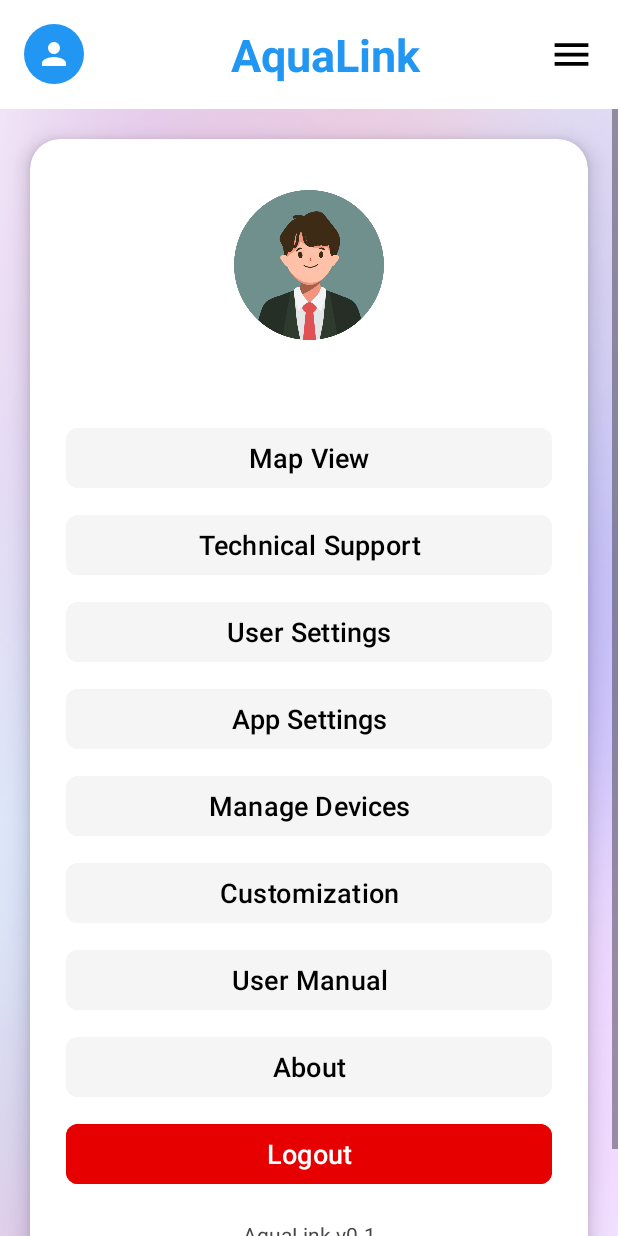
After one commit to Shavindu-Gayashan/AquaLink, an Android app: the MenuActivity screen opened directly, with no data from a screen before it, on a phone screen of 412 x 824 dp. The commit adds this screen. Run offline under Robolectric (Android 15) with nearby library versions, the phone set to English and light mode, and no system bars; our stand-ins replace Firebase (no records; nobody signed in at launch, a user with empty details on screens opened directly).

Commit message:
Add MenuActivity with navigations and updage readme

```diff
--- a/app/src/main/AndroidManifest.xml
+++ b/app/src/main/AndroidManifest.xml
@@ -25,6 +25,7 @@
         <activity android:name=".DashboardActivity" />
         <activity android:name=".CreateAccountActivity" />
         <activity android:name="ForgotPasswordActivity" />
+        <activity android:name=".MenuActivity" />
     </application>
 
 </manifest>
--- a/app/src/main/java/com/s23010433/aqualink/DashboardActivity.java
+++ b/app/src/main/java/com/s23010433/aqualink/DashboardActivity.java
@@ -4,9 +4,11 @@ import android.util.Log;
 
 import android.os.Bundle;
 import android.view.View;
+import android.widget.ImageView;
 import android.widget.TextView;
 
 import androidx.appcompat.app.AppCompatActivity;
+import android.content.Intent;
 
 import com.google.firebase.database.DatabaseReference;
 import com.google.firebase.database.FirebaseDatabase;
@@ -18,6 +20,7 @@ public class DashboardActivity extends AppCompatActivity {
 
     private View settingsAuto, settingsManual, settingsCustom, icon_connection_state;
     private TextView btnModeAuto, btnModeManual, btnModeCustom, txt_water_level, txt_motor_state, txt_connection_state, txt_selected_mode;
+    ImageView btnMenu;
 
     private String currentMode = "auto"; // Default mode
 
@@ -35,6 +38,7 @@ public class DashboardActivity extends AppCompatActivity {
         btnModeAuto = findViewById(R.id.btn_mode_auto);
         btnModeManual = findViewById(R.id.btn_mode_manual);
         btnModeCustom = findViewById(R.id.btn_mode_custom);
+        btnMenu = findViewById(R.id.btn_menu);
 
         // Set onClick listeners
         btnModeAuto.setOnClickListener(v -> {
@@ -49,6 +53,10 @@ public class DashboardActivity extends AppCompatActivity {
             updateModeInDatabase("custom");
             showMode("custom");
         });
+        btnMenu.setOnClickListener(v -> {
+            startActivity(new Intent(DashboardActivity.this, MenuActivity.class));
+        });
+
 
         // Database
         txt_water_level = findViewById(R.id.txt_water_level);
--- a/app/src/main/java/com/s23010433/aqualink/LoginActivity.java
+++ b/app/src/main/java/com/s23010433/aqualink/LoginActivity.java
@@ -30,6 +30,15 @@ public class LoginActivity extends AppCompatActivity {
 
         // Initialize Firebase Auth
         mAuth = FirebaseAuth.getInstance();
+
+        // Check if user is already signed in
+        FirebaseUser currentUser = mAuth.getCurrentUser();
+        if (currentUser != null) {
+            // User is already signed in, redirect to dashboard
+            startActivity(new Intent(LoginActivity.this, DashboardActivity.class));
+            finish();
+            return;
+        }
 
         //Bind views
         txtEmail = findViewById(R.id.txtEmail);
--- a/app/src/main/java/com/s23010433/aqualink/MainActivity.java
+++ b/app/src/main/java/com/s23010433/aqualink/MainActivity.java
@@ -9,6 +9,9 @@ import androidx.appcompat.app.AppCompatActivity;
 import androidx.core.graphics.Insets;
 import androidx.core.view.ViewCompat;
 import androidx.core.view.WindowInsetsCompat;
+
+import com.google.firebase.auth.FirebaseAuth;
+import com.google.firebase.auth.FirebaseUser;
 
 public class MainActivity extends AppCompatActivity {
 
@@ -23,11 +26,22 @@ public class MainActivity extends AppCompatActivity {
             return insets;
         });
 
-        //Delay for 1 seconds before starting the LoginActivity
+        // Delay for 1 second before checking auth status
         new Handler().postDelayed(() -> {
-            Intent intent = new Intent(MainActivity.this , LoginActivity.class);
+            // Check if user is already signed in
+            FirebaseUser currentUser = FirebaseAuth.getInstance().getCurrentUser();
+            Intent intent;
+
+            if (currentUser != null) {
+                // User is signed in, go to dashboard
+                intent = new Intent(MainActivity.this, DashboardActivity.class);
+            } else {
+                // No user is signed in, go to login
+                intent = new Intent(MainActivity.this, LoginActivity.class);
+            }
+
             startActivity(intent);
             finish();
-        },1000);
+        }, 1000);
     }
 }
--- /dev/null
+++ b/app/src/main/java/com/s23010433/aqualink/MenuActivity.java
@@ -0,0 +1,105 @@
+package com.s23010433.aqualink;
+
+import androidx.appcompat.app.AppCompatActivity;
+import android.os.Bundle;
+import android.widget.ImageView;
+import android.content.Intent;
+import android.widget.TextView;
+import android.widget.Toast;
+
+import com.google.android.material.button.MaterialButton;
+import com.google.firebase.auth.FirebaseAuth;
+import com.google.firebase.auth.FirebaseUser;
+
+public class MenuActivity extends AppCompatActivity {
+    ImageView btnMenu;
+    TextView username;
+    MaterialButton btnMapView, btnTechnicalSupport, btnUserSettings,
+            btnAppSettings, btnManageDevices, btnCustomization,
+            btnUserManual, btnAbout, btnLogout;
+
+    @Override
+    protected void onCreate(Bundle savedInstanceState) {
+        super.onCreate(savedInstanceState);
+        setContentView(R.layout.menu);
+
+        // Initialize views
+        btnMenu = findViewById(R.id.btn_menu);
+        username = findViewById(R.id.username);
+
+        // Initialize buttons
+        btnMapView = findViewById(R.id.btnMapView);
+        btnTechnicalSupport = findViewById(R.id.btnTechnicalSupport);
+        btnUserSettings = findViewById(R.id.btnUserSettings);
+        btnAppSettings = findViewById(R.id.btnAppSettings);
+        btnManageDevices = findViewById(R.id.btnManageDevices);
+        btnCustomization = findViewById(R.id.btnCustomization);
+        btnUserManual = findViewById(R.id.btnUserManual);
+        btnAbout = findViewById(R.id.btnAbout);
+        btnLogout = findViewById(R.id.btnLogout);
+
+        // Set username if logged in
+        FirebaseUser user = FirebaseAuth.getInstance().getCurrentUser();
+        if (user != null) {
+            String displayName = user.getDisplayName();
+            username.setText(displayName != null ? displayName : "User");
+        }
+
+        // Button click listeners
+        btnMenu.setOnClickListener(v -> {
+            startActivity(new Intent(MenuActivity.this, DashboardActivity.class));
+            finish();
+        });
+
+        btnMapView.setOnClickListener(v -> {
+            Toast.makeText(MenuActivity.this, "Map view coming soon", Toast.LENGTH_SHORT).show();
+            // startActivity(new Intent(MenuActivity.this, MapViewActivity.class));
+        });
+
+        btnTechnicalSupport.setOnClickListener(v -> {
+            Toast.makeText(MenuActivity.this, "Technical support coming soon", Toast.LENGTH_SHORT).show();
+            // startActivity(new Intent(MenuActivity.this, TechnicalSupportActivity.class));
+        });
+
+        btnUserSettings.setOnClickListener(v -> {
+            Toast.makeText(MenuActivity.this, "User settings coming soon", Toast.LENGTH_SHORT).show();
+            // startActivity(new Intent(MenuActivity.this, UserSettingsActivity.class));
+        });
+
+        btnAppSettings.setOnClickListener(v -> {
+            Toast.makeText(MenuActivity.this, "App settings coming soon", Toast.LENGTH_SHORT).show();
+            // startActivity(new Intent(MenuActivity.this, AppSettingsActivity.class));
+        });
+
+        btnManageDevices.setOnClickListener(v -> {
+            Toast.makeText(MenuActivity.this, "Manage devices coming soon", Toast.LENGTH_SHORT).show();
+            // startActivity(new Intent(MenuActivity.this, ManageDevicesActivity.class));
+        });
+
+        btnCustomization.setOnClickListener(v -> {
+            Toast.makeText(MenuActivity.this, "Customization coming soon", Toast.LENGTH_SHORT).show();
+            // startActivity(new Intent(MenuActivity.this, CustomizationActivity.class));
+        });
+
+        btnUserManual.setOnClickListener(v -> {
+            Toast.makeText(MenuActivity.this, "User manual coming soon", Toast.LENGTH_SHORT).show();
+            // startActivity(new Intent(MenuActivity.this, UserManualActivity.class));
+        });
+
+        btnAbout.setOnClickListener(v -> {
+            Toast.makeText(MenuActivity.this, "About page coming soon", Toast.LENGTH_SHORT).show();
+            // startActivity(new Intent(MenuActivity.this, AboutActivity.class));
+        });
+
+        btnLogout.setOnClickListener(v -> {
+            // Sign out from Firebase
+            FirebaseAuth.getInstance().signOut();
+            // Navigate to login screen
+            Intent intent = new Intent(MenuActivity.this, LoginActivity.class);
+            intent.setFlags(Intent.FLAG_ACTIVITY_NEW_TASK | Intent.FLAG_ACTIVITY_CLEAR_TASK);
+            startActivity(intent);
+            finish();
+        });
+    }
+
+}
--- a/app/src/main/res/layout/dashboard.xml
+++ b/app/src/main/res/layout/dashboard.xml
@@ -11,7 +11,10 @@
     <LinearLayout
         android:layout_width="match_parent"
         android:layout_height="wrap_content"
-        android:orientation="vertical">
+        android:orientation="vertical"
+        app:layout_constraintTop_toTopOf="parent"
+        app:layout_constraintStart_toStartOf="parent"
+        app:layout_constraintEnd_toEndOf="parent">
 
         <!-- Header using GridLayout -->
         <GridLayout
@@ -48,6 +51,7 @@
                 android:textStyle="bold" />
 
             <ImageView
+                android:id="@+id/btn_menu"
                 android:layout_width="30dp"
                 android:layout_height="30dp"
                 android:layout_row="0"
--- /dev/null
+++ b/app/src/main/res/layout/menu.xml
@@ -0,0 +1,215 @@
+<?xml version="1.0" encoding="utf-8"?>
+<androidx.constraintlayout.widget.ConstraintLayout xmlns:android="http://schemas.android.com/apk/res/android"
+    xmlns:app="http://schemas.android.com/apk/res-auto"
+    xmlns:tools="http://schemas.android.com/tools"
+    android:id="@+id/manu"
+    android:layout_width="match_parent"
+    android:layout_height="match_parent"
+    android:background="@drawable/background_transparatent"
+    tools:context=".MenuActivity">
+
+    <LinearLayout
+        android:layout_width="match_parent"
+        android:layout_height="wrap_content"
+        android:orientation="vertical"
+        app:layout_constraintTop_toTopOf="parent"
+        app:layout_constraintStart_toStartOf="parent"
+        app:layout_constraintEnd_toEndOf="parent">
+
+        <!-- Header using GridLayout -->
+        <GridLayout
+            android:layout_width="match_parent"
+            android:layout_height="wrap_content"
+            android:alignmentMode="alignBounds"
+            android:background="@color/white"
+            android:columnCount="3"
+            android:padding="16dp"
+            android:useDefaultMargins="false">
+
+            <ImageView
+                android:layout_width="40dp"
+                android:layout_height="40dp"
+                android:layout_row="0"
+                android:layout_column="0"
+                android:layout_gravity="center_vertical"
+                android:background="@drawable/circle_background"
+                android:padding="8dp"
+                android:src="@drawable/icon_profile" />
+
+            <TextView
+                android:layout_width="0dp"
+                android:layout_height="wrap_content"
+                android:layout_row="0"
+                android:layout_column="1"
+                android:layout_columnWeight="1"
+                android:layout_gravity="center_vertical|fill_horizontal"
+                android:layout_marginStart="12dp"
+                android:gravity="center"
+                android:text="@string/app_name"
+                android:textColor="@color/blue_primary"
+                android:textSize="30sp"
+                android:textStyle="bold" />
+
+            <ImageView
+                android:id="@+id/btn_menu"
+                android:layout_width="30dp"
+                android:layout_height="30dp"
+                android:layout_row="0"
+                android:layout_column="2"
+                android:layout_gravity="center_vertical"
+                android:src="@drawable/icon_menue" />
+        </GridLayout>
+
+        <ScrollView
+            android:layout_width="match_parent"
+            android:layout_height="match_parent">
+
+            <LinearLayout
+                android:layout_width="match_parent"
+                android:layout_height="wrap_content"
+                android:orientation="vertical">
+
+                <!-- Main Content Card -->
+                <androidx.cardview.widget.CardView
+                    android:layout_width="match_parent"
+                    android:layout_height="wrap_content"
+                    android:layout_margin="20dp"
+                    app:cardCornerRadius="20dp"
+                    app:cardElevation="8dp">
+
+                    <LinearLayout
+                        android:layout_width="match_parent"
+                        android:layout_height="wrap_content"
+                        android:orientation="vertical"
+                        android:padding="24dp">
+
+                        <ImageView
+                            android:layout_width="100dp"
+                            android:layout_height="100dp"
+                            android:layout_gravity="center_horizontal"
+                            android:src="@drawable/profile_picture_1"
+                            android:layout_margin="10dp"/>
+
+                        <TextView
+                            android:id="@+id/username"
+                            android:layout_width="wrap_content"
+                            android:layout_height="wrap_content"
+                            android:text="Username"
+                            android:textSize="18sp"
+                            android:textStyle="bold"
+                            android:layout_gravity="center"
+                            android:layout_marginBottom="20dp"/>
+
+
+                        <com.google.android.material.button.MaterialButton
+                            android:id="@+id/btnMapView"
+                            android:layout_width="match_parent"
+                            android:layout_height="wrap_content"
+                            android:layout_marginBottom="10dp"
+                            android:backgroundTint="@color/gray_light"
+                            android:text="@string/btn_map_view"
+                            android:textSize="18sp"
+                            android:textColor="@color/black"
+                            app:cornerRadius="8dp" />
+
+                        <com.google.android.material.button.MaterialButton
+                            android:id="@+id/btnTechnicalSupport"
+                            android:layout_width="match_parent"
+                            android:layout_height="wrap_content"
+                            android:layout_marginBottom="10dp"
+                            android:backgroundTint="@color/gray_light"
+                            android:text="@string/btn_technical_support"
+                            android:textSize="18sp"
+                            android:textColor="@color/black"
+                            app:cornerRadius="8dp" />
+
+                        <com.google.android.material.button.MaterialButton
+                            android:id="@+id/btnUserSettings"
+                            android:layout_width="match_parent"
+                            android:layout_height="wrap_content"
+                            android:layout_marginBottom="10dp"
+                            android:backgroundTint="@color/gray_light"
+                            android:text="@string/btn_user_settings"
+                            android:textSize="18sp"
+                            android:textColor="@color/black"
+                            app:cornerRadius="8dp" />
+
+                        <com.google.android.material.button.MaterialButton
+                            android:id="@+id/btnAppSettings"
+                            android:layout_width="match_parent"
+                            android:layout_height="wrap_content"
+                            android:layout_marginBottom="10dp"
+                            android:backgroundTint="@color/gray_light"
+                            android:text="@string/btn_app_settings"
+                            android:textSize="18sp"
+                            android:textColor="@color/black"
+                            app:cornerRadius="8dp" />
+
+                        <com.google.android.material.button.MaterialButton
+                            android:id="@+id/btnManageDevices"
+                            android:layout_width="match_parent"
+                            android:layout_height="wrap_content"
+                            android:layout_marginBottom="10dp"
+                            android:backgroundTint="@color/gray_light"
+                            android:text="@string/btn_manage_devices"
+                            android:textSize="18sp"
+                            android:textColor="@color/black"
+                            app:cornerRadius="8dp" />
+
+                        <com.google.android.material.button.MaterialButton
+                            android:id="@+id/btnCustomization"
+                            android:layout_width="match_parent"
+                            android:layout_height="wrap_content"
+                            android:layout_marginBottom="10dp"
+                            android:backgroundTint="@color/gray_light"
+                            android:text="@string/btn_customization"
+                            android:textSize="18sp"
+                            android:textColor="@color/black"
+                            app:cornerRadius="8dp" />
+
+                        <com.google.android.material.button.MaterialButton
+                            android:id="@+id/btnUserManual"
+                            android:layout_width="match_parent"
+                            android:layout_height="wrap_content"
+                            android:layout_marginBottom="10dp"
+                            android:backgroundTint="@color/gray_light"
+                            android:text="@string/btn_user_manual"
+                            android:textSize="18sp"
+                            android:textColor="@color/black"
+                            app:cornerRadius="8dp" />
+
+                        <com.google.android.material.button.MaterialButton
+                            android:id="@+id/btnAbout"
+                            android:layout_width="match_parent"
+                            android:layout_height="wrap_content"
+                            android:layout_marginBottom="10dp"
+                            android:backgroundTint="@color/gray_light"
+                            android:text="@string/btn_about"
+                            android:textSize="18sp"
+                            android:textColor="@color/black"
+                            app:cornerRadius="8dp" />
+
+                        <com.google.android.material.button.MaterialButton
+                            android:id="@+id/btnLogout"
+                            android:layout_width="match_parent"
+                            android:layout_height="wrap_content"
+                            android:layout_marginBottom="10dp"
+                            android:backgroundTint="@color/red"
+                            android:text="@string/btn_logout"
+                            android:textSize="18sp"
+                            android:textColor="@color/white"
+                            app:cornerRadius="8dp" />
+
+                        <TextView
+                            android:layout_width="match_parent"
+                            android:layout_height="wrap_content"
+                            android:text="@string/app_name_with_version"
+                            android:gravity="center"
+                            android:layout_margin="10dp"
+                            android:textSize="14sp"/>
+                    </LinearLayout>
+                </androidx.cardview.widget.CardView>
+            </LinearLayout>
+        </ScrollView>
+    </LinearLayout>
+</androidx.constraintlayout.widget.ConstraintLayout>
--- a/app/src/main/res/values/strings.xml
+++ b/app/src/main/res/values/strings.xml
@@ -1,7 +1,9 @@
 <resources>
 <!--    Common-->
     <string name="app_name">AquaLink</string>
+    <string name="app_name_with_version">AquaLink v0.1</string>
     <string name="tagline">Connect, Monitor, Control</string>
+    <string name="username">Username</string>
 
 
 <!--    Login Screen-->
@@ -86,4 +88,15 @@
     <string name="txt_custom_on_default">50</string>
     <string name="txt_custom_off_default">100</string>
 
+<!--    Manu Screen-->
+    <!-- Button Texts -->
+    <string name="btn_map_view">Map View</string>
+    <string name="btn_technical_support">Technical Support</string>
+    <string name="btn_user_settings">User Settings</string>
+    <string name="btn_app_settings">App Settings</string>
+    <string name="btn_manage_devices">Manage Devices</string>
+    <string name="btn_customization">Customization</string>
+    <string name="btn_user_manual">User Manual</string>
+    <string name="btn_about">About</string>
+    <string name="btn_logout">Logout</string>
 </resources>
```
Also changed, not shown: app/src/main/res/drawable/profile_picture_1.png (added), app/src/main/res/drawable/profile_picture_2.png (added), app/src/main/res/drawable/profile_picture_3.png (added), app/src/main/res/drawable/profile_picture_4.png (added), app/src/main/res/drawable/profile_picture_5.png (added), 1 other file.
